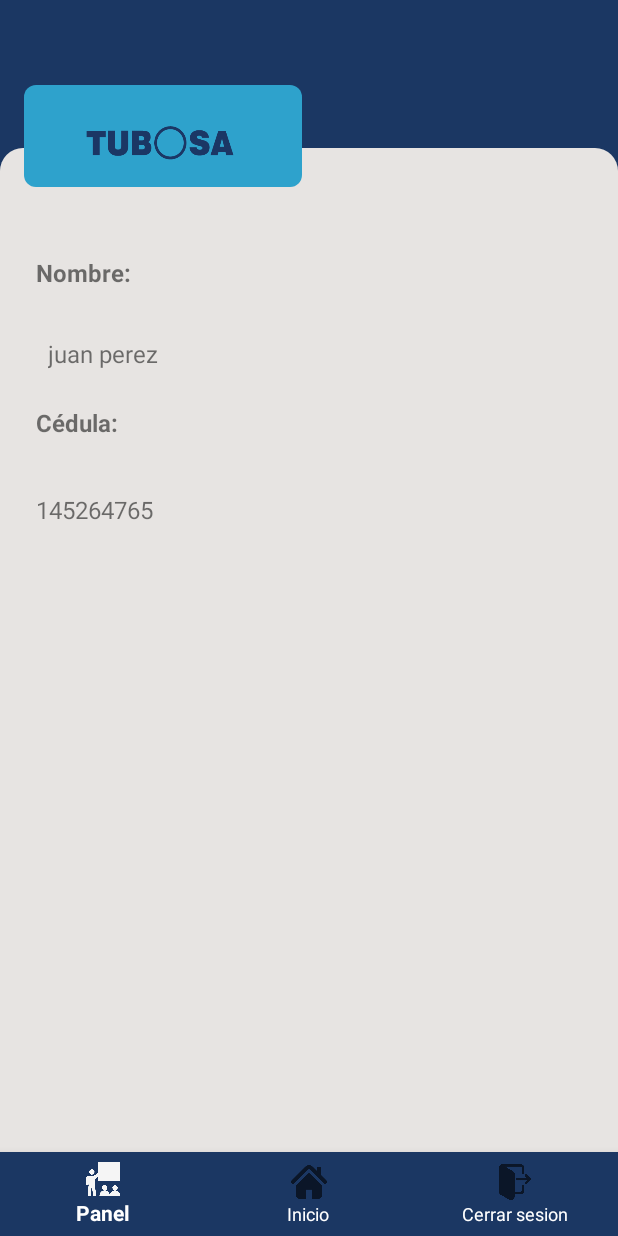
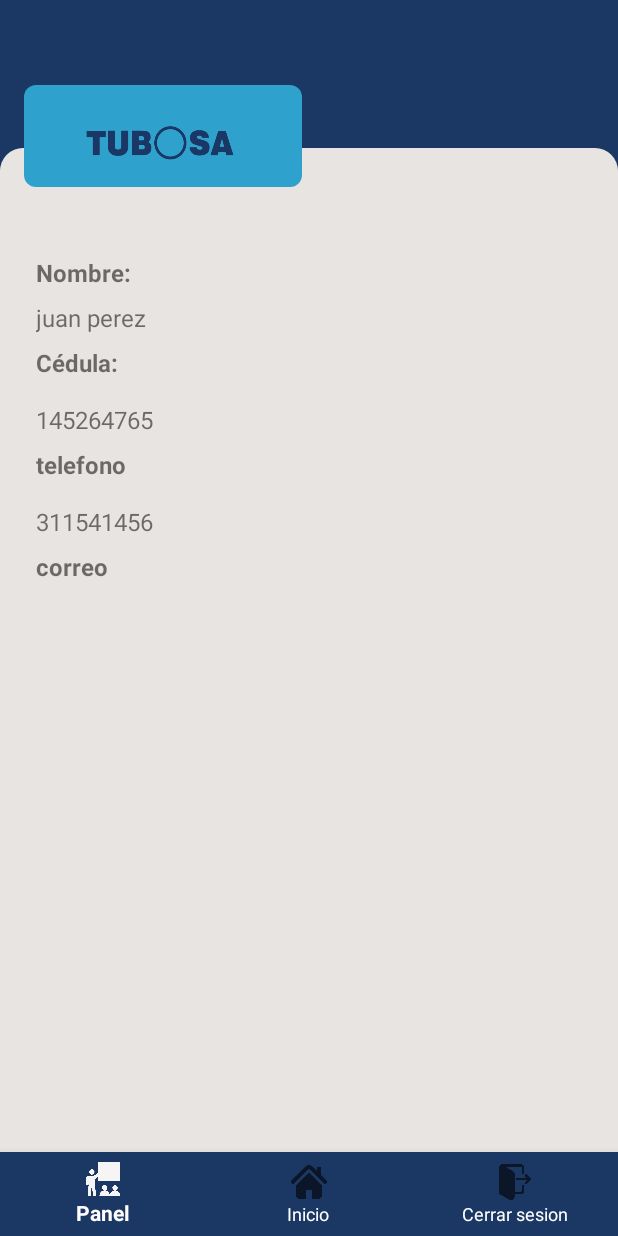
Before and after one commit to pruebasdeapp795/capa, an Android app: the Dialog_Capacitante_Info screen opened directly, with no data from a screen before it, on a phone screen of 412 x 824 dp. Run offline under Robolectric (Android 15) with nearby library versions, the phone set to English and light mode, and no system bars.

Commit message:
changes newds

```diff
--- a/app/src/main/res/layout/dialog_capacitante_info.xml
+++ b/app/src/main/res/layout/dialog_capacitante_info.xml
@@ -58,12 +58,13 @@
             app:layout_constraintStart_toStartOf="parent"
             app:layout_constraintTop_toTopOf="parent" />
 
+
         <TextView
             android:id="@+id/nombre_persona"
             android:layout_width="wrap_content"
             android:layout_height="wrap_content"
-            android:layout_marginStart="16dp"
-            android:layout_marginTop="32dp"
+            android:layout_marginStart="8dp"
+            android:layout_marginTop="8dp"
             android:text="juan perez"
             android:textSize="16sp"
             app:layout_constraintStart_toStartOf="parent"
@@ -74,7 +75,7 @@
             android:layout_width="wrap_content"
             android:layout_height="wrap_content"
             android:layout_marginStart="8dp"
-            android:layout_marginTop="24dp"
+            android:layout_marginTop="8dp"
             android:text="Cédula:"
             android:textSize="16sp"
             android:textStyle="bold"
@@ -86,11 +87,51 @@
             android:layout_width="wrap_content"
             android:layout_height="wrap_content"
             android:layout_marginStart="8dp"
-            android:layout_marginTop="36dp"
+            android:layout_marginTop="16dp"
             android:text="145264765"
             android:textSize="16sp"
             app:layout_constraintStart_toStartOf="parent"
-            app:layout_constraintTop_toBottomOf="@+id/label_cedula" />
+            app:layout_constraintTop_toBottomOf="@+id/label_cedula"
+            />
+
+        <TextView
+            android:id="@+id/label_telefono"
+            android:layout_width="wrap_content"
+            android:layout_height="wrap_content"
+            android:layout_marginStart="8dp"
+            android:layout_marginTop="8dp"
+            android:text="telefono"
+            android:textSize="16sp"
+            android:textStyle="bold"
+            app:layout_constraintStart_toStartOf="parent"
+            app:layout_constraintTop_toBottomOf="@+id/cedula_persona"/>
+
+        <TextView
+            android:id="@+id/telefono_persona"
+            android:layout_width="wrap_content"
+            android:layout_height="wrap_content"
+            android:layout_marginStart="8dp"
+            android:layout_marginTop="16dp"
+            android:text="311541456"
+            android:textSize="16sp"
+            app:layout_constraintStart_toStartOf="parent"
+            app:layout_constraintTop_toBottomOf="@+id/label_telefono"/>
+
+        <TextView
+            android:id="@+id/label_correo"
+            android:layout_width="wrap_content"
+            android:layout_height="wrap_content"
+            android:layout_marginStart="8dp"
+            android:layout_marginTop="8dp"
+            android:text="correo"
+            android:textSize="16sp"
+            android:textStyle="bold"
+            app:layout_constraintStart_toStartOf="parent"
+            app:layout_constraintTop_toBottomOf="@+id/telefono_persona"/>
+
+
+
+
 
     </androidx.constraintlayout.widget.ConstraintLayout>
 
```
